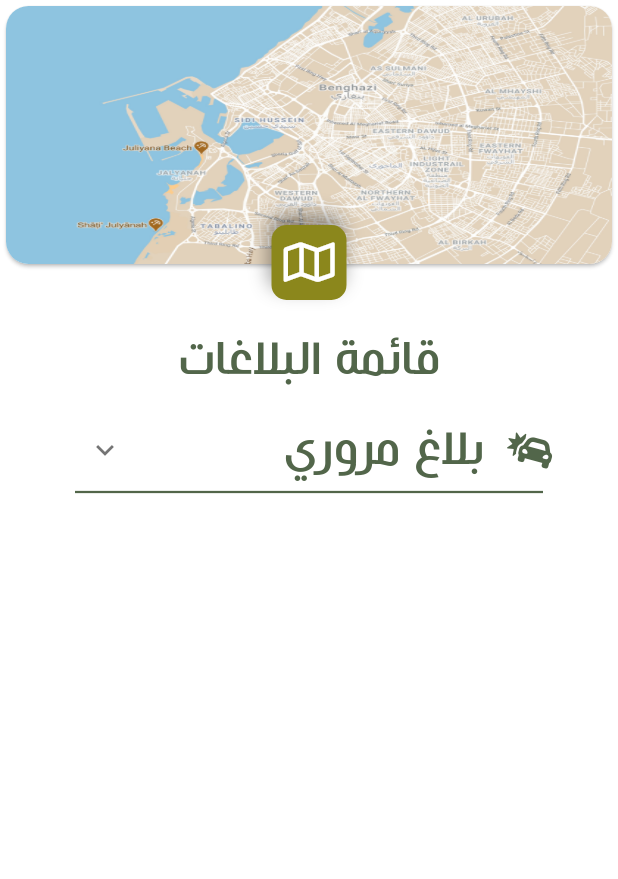
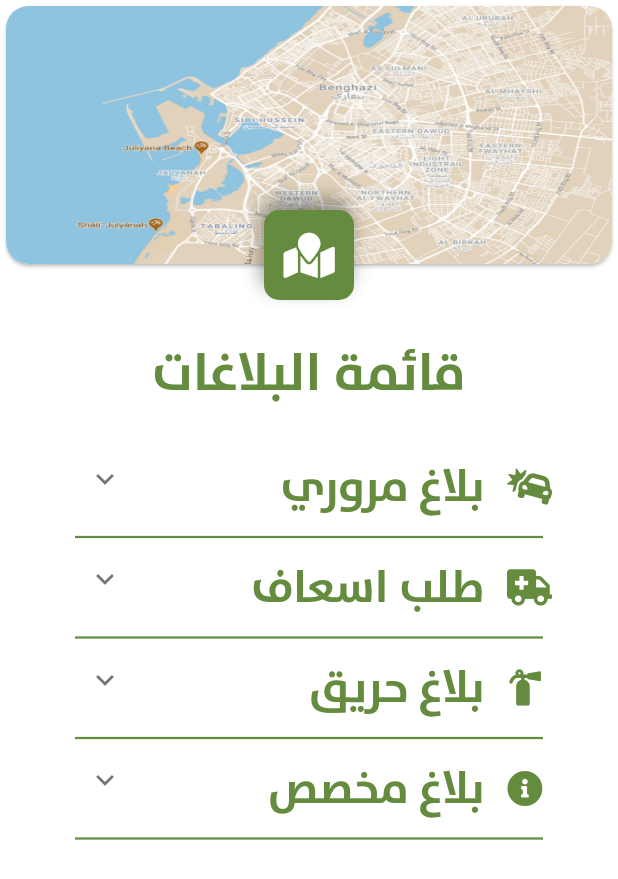
Before and after one commit to mediocre-mayda/aman, a Flutter app: the MainScreen screen opened directly, on a phone screen of 412 x 824 dp. Shown: the top 879 px of the screen. Run offline on Flutter 3.47's test engine with Material 2 defaults, Android fonts, the phone set to English and light mode, and no system bars; drawn by our look-alikes of expandable; our stand-ins replace cached_network_image, flutter_platform_widgets, font_awesome_flutter, location, progress_dialog, rflutter_alert and 3 more; missing offline and left inert: bottom_sheet, easy_text_input, expandable_card, flutter_stetho, latlng, map; accounts and stored records are empty.

Commit message:
ui improvements

```diff
--- a/lib/main.dart
+++ b/lib/main.dart
@@ -60,7 +60,7 @@ class MyApp extends StatelessWidget {
         accentColor: primary,
 
         // Define the default font family.
-        fontFamily: 'Hacen',
+        fontFamily: 'TheSans',
 
         // Define the default TextTheme. Use this to specify the default
         // text styling for headlines, titles, bodies of text, and more.
@@ -70,7 +70,7 @@ class MyApp extends StatelessWidget {
           headline4: TextStyle(fontSize: 84.0, fontWeight: FontWeight.bold),
           headline1: TextStyle(
               fontSize: 84.0, fontWeight: FontWeight.bold, color: Colors.white),
-          bodyText2: TextStyle(fontSize: 14.0, fontFamily: 'Hacen'),
+          bodyText2: TextStyle(fontSize: 14.0, fontFamily: 'TheSans'),
         ),
       ),
       title: 'أمان',
--- a/lib/screens/main_screen.dart
+++ b/lib/screens/main_screen.dart
@@ -1,4 +1,5 @@
 import 'package:aman/data/network/services/report_service.dart';
+import 'package:aman/screens/map_screen.dart';
 import 'package:aman/utils/colors.dart';
 import 'package:aman/widgets/header_widget.dart';
 import 'package:easy_text_input/easy_text_input.dart';
@@ -42,67 +43,7 @@ class _MainScreenState extends State<MainScreen> {
         color: Colors.white,
         child: Column(
           mainAxisAlignment: MainAxisAlignment.start,
-          children: <Widget>[
-            HeaderWidget(name: "", description: "", icon: FontAwesomeIcons.map),
-            SizedBox(height: 20),
-            Text(
-              "قائمة البلاغات",
-              style: TextStyle(
-                  color: Theme.of(context).primaryColor, fontSize: 35),
-              textDirection: TextDirection.rtl,
-              textAlign: TextAlign.right,
-            ),
-            SizedBox(height: 20),
-            Container(
-              margin: EdgeInsets.only(left: 50, right: 50),
-              child: ExpandablePanel(
-                header: Row(
-                  children: [
-                    Icon(
-                      FontAwesomeIcons.carCrash,
-                      color: Theme.of(context).primaryColor,
-                    ),
-                    SizedBox(
-                      width: 15,
-                    ),
-                    Text(
-                      "بلاغ مروري",
-                      style: TextStyle(
-                          color: Theme.of(context).primaryColor, fontSize: 35),
-                      textDirection: TextDirection.rtl,
-                      textAlign: TextAlign.right,
-                    ),
-                  ],
-                ),
-                collapsed: Container(),
-                expanded: InkWell(
-                  onTap: () {
-                    setState(() {
-                      widget.type = "دهس وعفس";
-                      print(widget.type);
-                      _showSheet();
-                    });
-                  },
-                  child: Row(children: <Widget>[
-                    SizedBox(width: 20, height: 20),
-                    Text(
-                      "دهس وعفس",
-                      softWrap: true,
-                      style: TextStyle(fontSize: 22),
-                    ),
-                  ]),
-                ),
-                tapHeaderToExpand: true,
-                hasIcon: true,
-              ),
-            ),
-            Divider(
-              indent: 50,
-              endIndent: 50,
-              thickness: 1.5,
-              color: Theme.of(context).primaryColor,
-            ),
-          ],
+          children: _buildExpandableReports(),
         ),
       ),
     );
@@ -267,14 +208,258 @@ class _MainScreenState extends State<MainScreen> {
     print("_locationData latitude =  ${_locationData.latitude}");
     print("_locationData longitude = ${_locationData.longitude}");
 
-
-
-
     await ReportService()
         .postReport(
-            type, text, prefs.getString("token"), prefs.getString("userId"),  _locationData.latitude, _locationData.longitude)
+            type,
+            text,
+            prefs.getString("token"),
+            prefs.getString("userId"),
+            _locationData.latitude,
+            _locationData.longitude)
         .then((response) async {
       print("response: ${response.body}");
     });
   }
+
+  List<Widget> _buildExpandableReports() {
+    return <Widget>[
+      InkWell(
+          onTap: _goToMapScreen,
+          child: HeaderWidget(
+              name: "", description: "", icon: FontAwesomeIcons.mapMarked)),
+      SizedBox(height: 20),
+      Text(
+        "قائمة البلاغات",
+        style: TextStyle(
+          color: Theme.of(context).primaryColor,
+          fontSize: 35,
+          fontWeight: FontWeight.w700,
+        ),
+        textDirection: TextDirection.rtl,
+        textAlign: TextAlign.right,
+      ),
+      SizedBox(height: 20),
+      Container(
+        margin: EdgeInsets.only(left: 50, right: 50),
+        child: ExpandablePanel(
+          header: Row(
+            children: [
+              Icon(
+                FontAwesomeIcons.carCrash,
+                color: Theme.of(context).primaryColor,
+              ),
+              SizedBox(
+                width: 15,
+              ),
+              Text(
+                "بلاغ مروري",
+                style: TextStyle(
+                  color: Theme.of(context).primaryColor,
+                  fontSize: 30,
+                  fontWeight: FontWeight.w700,
+                ),
+                textDirection: TextDirection.rtl,
+                textAlign: TextAlign.right,
+              ),
+            ],
+          ),
+          collapsed: Container(),
+          expanded: InkWell(
+            onTap: () {
+              setState(() {
+                widget.type = "دهس وعفس";
+                print(widget.type);
+                _showSheet();
+              });
+            },
+            child: Row(children: <Widget>[
+              SizedBox(width: 50, height: 30),
+              Text(
+                "دهس وعفس",
+                softWrap: true,
+                style: TextStyle(
+                    fontSize: 22, color: Theme.of(context).primaryColor),
+              ),
+            ]),
+          ),
+          tapHeaderToExpand: true,
+          hasIcon: true,
+        ),
+      ),
+      Divider(
+        indent: 50,
+        endIndent: 50,
+        thickness: 1.5,
+        color: Theme.of(context).primaryColor,
+      ),
+      Container(
+        margin: EdgeInsets.only(left: 50, right: 50),
+        child: ExpandablePanel(
+          header: Row(
+            children: [
+              Icon(
+                FontAwesomeIcons.ambulance,
+                color: Theme.of(context).primaryColor,
+              ),
+              SizedBox(
+                width: 15,
+              ),
+              Text(
+                "طلب اسعاف",
+                style: TextStyle(
+                  color: Theme.of(context).primaryColor,
+                  fontSize: 30,
+                  fontWeight: FontWeight.w700,
+                ),
+                textDirection: TextDirection.rtl,
+                textAlign: TextAlign.right,
+              ),
+            ],
+          ),
+          collapsed: Container(),
+          expanded: InkWell(
+            onTap: () {
+              setState(() {
+                widget.type = "1طلب اسعاف";
+                print(widget.type);
+                _showSheet();
+              });
+            },
+            child: Row(children: <Widget>[
+              SizedBox(width: 50, height: 30),
+              Text(
+                "1طلب اسعاف",
+                softWrap: true,
+                style: TextStyle(
+                    fontSize: 22, color: Theme.of(context).primaryColor),
+              ),
+            ]),
+          ),
+          tapHeaderToExpand: true,
+          hasIcon: true,
+        ),
+      ),
+      Divider(
+        indent: 50,
+        endIndent: 50,
+        thickness: 1.5,
+        color: Theme.of(context).primaryColor,
+      ),
+      Container(
+        margin: EdgeInsets.only(left: 50, right: 50),
+        child: ExpandablePanel(
+          header: Row(
+            children: [
+              Icon(
+                FontAwesomeIcons.fireExtinguisher,
+                color: Theme.of(context).primaryColor,
+              ),
+              SizedBox(
+                width: 15,
+              ),
+              Text(
+                "بلاغ حريق",
+                style: TextStyle(
+                  color: Theme.of(context).primaryColor,
+                  fontSize: 30,
+                  fontWeight: FontWeight.w700,
+                ),
+                textDirection: TextDirection.rtl,
+                textAlign: TextAlign.right,
+              ),
+            ],
+          ),
+          collapsed: Container(),
+          expanded: InkWell(
+            onTap: () {
+              setState(() {
+                widget.type = "بلاغ حريق";
+                print(widget.type);
+                _showSheet();
+              });
+            },
+            child: Row(children: <Widget>[
+              SizedBox(width: 50, height: 30),
+              Text(
+                "بلاغ حريق",
+                softWrap: true,
+                style: TextStyle(
+                    fontSize: 22, color: Theme.of(context).primaryColor),
+              ),
+            ]),
+          ),
+          tapHeaderToExpand: true,
+          hasIcon: true,
+        ),
+      ),
+      Divider(
+        indent: 50,
+        endIndent: 50,
+        thickness: 1.5,
+        color: Theme.of(context).primaryColor,
+      ),
+      Container(
+        margin: EdgeInsets.only(left: 50, right: 50),
+        child: ExpandablePanel(
+          header: Row(
+            children: [
+              Icon(
+                FontAwesomeIcons.infoCircle,
+                color: Theme.of(context).primaryColor,
+              ),
+              SizedBox(
+                width: 15,
+              ),
+              Text(
+                "بلاغ مخصص",
+                style: TextStyle(
+                  color: Theme.of(context).primaryColor,
+                  fontSize: 30,
+                  fontWeight: FontWeight.w700,
+                ),
+                textDirection: TextDirection.rtl,
+                textAlign: TextAlign.right,
+              ),
+            ],
+          ),
+          collapsed: Container(),
+          expanded: InkWell(
+            onTap: () {
+              setState(() {
+                widget.type = "بلاغ مخصص";
+                print(widget.type);
+                _showSheet();
+              });
+            },
+            child: Row(children: <Widget>[
+              SizedBox(width: 50, height: 30),
+              Text(
+                "بلاغ مخصص",
+                softWrap: true,
+                style: TextStyle(
+                    fontSize: 22, color: Theme.of(context).primaryColor),
+              ),
+            ]),
+          ),
+          tapHeaderToExpand: true,
+          hasIcon: true,
+        ),
+      ),
+      Divider(
+        indent: 50,
+        endIndent: 50,
+        thickness: 1.5,
+        color: Theme.of(context).primaryColor,
+      ),
+    ];
+  }
+
+  _goToMapScreen() {
+    Navigator.push(
+        context,
+        MaterialPageRoute(
+            //settings: RouteSettings(name: RoutesSettings.MAIN_ROUTE),
+            fullscreenDialog: true,
+            builder: (BuildContext context) => MapScreen()));
+  }
 }
--- a/lib/utils/colors.dart
+++ b/lib/utils/colors.dart
@@ -1,8 +1,8 @@
 import 'package:flutter/material.dart';
 
-const primary = Color(0xFF52664a);
+const primary = Color(0xFF658c3e);
 const background = Color(0xFFF6F7FF);
-const aman_red = Color(0xFFc1121f);
+const aman_red = Color(0xFFa60807);
 
 const List<Color> themeColors = [
   Color(0xFF3C7693),
--- a/lib/widgets/header_widget.dart
+++ b/lib/widgets/header_widget.dart
@@ -14,8 +14,7 @@ class HeaderWidget extends StatelessWidget {
     return Column(
       children: <Widget>[
         Container(
-            height:200,
-
+          height: 200,
           child: Stack(
             children: [
               Container(
@@ -48,11 +47,11 @@ class HeaderWidget extends StatelessWidget {
               Align(
                 alignment: Alignment.bottomCenter,
                 child: Container(
-              width: 50,
-              height: 50,
+                  width: 60,
+                  height: 60,
                   decoration: BoxDecoration(
                     borderRadius: BorderRadius.circular(10),
-                color: themeColors[Random().nextInt(6)],
+                    color: Theme.of(context).primaryColor,
                     boxShadow: [
                       BoxShadow(
                         color: Colors.black38,
```
Also changed, not shown: lib/screens/map_screen.dart (added, +88 -0 lines), pubspec.yaml (+9 -0 lines), fonts/TheSans-Bold.otf (added), fonts/TheSans-Plain.otf (added), pubspec.lock. Lines whose indentation alone changed are shown as unchanged.
